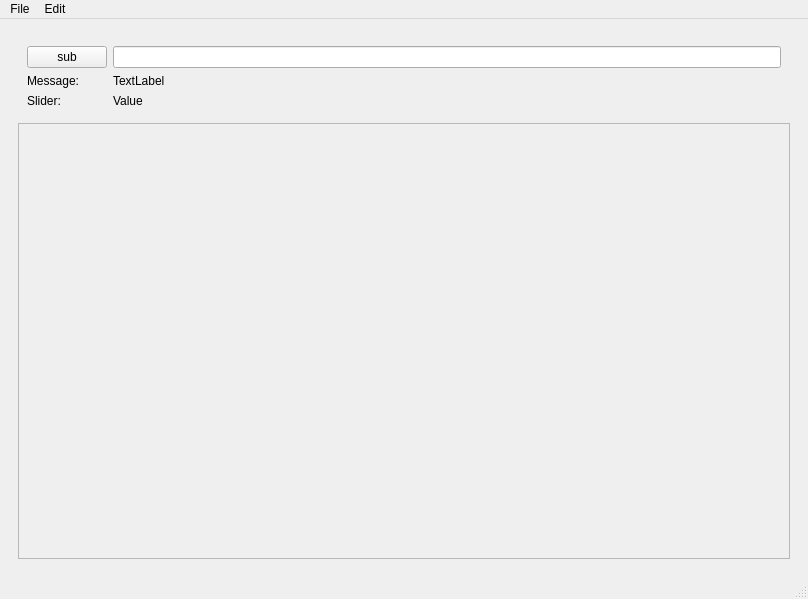
danylo-nevidomiy/MqttClient, file mqtt_sub/mainwindow.ui: the form before one commit.
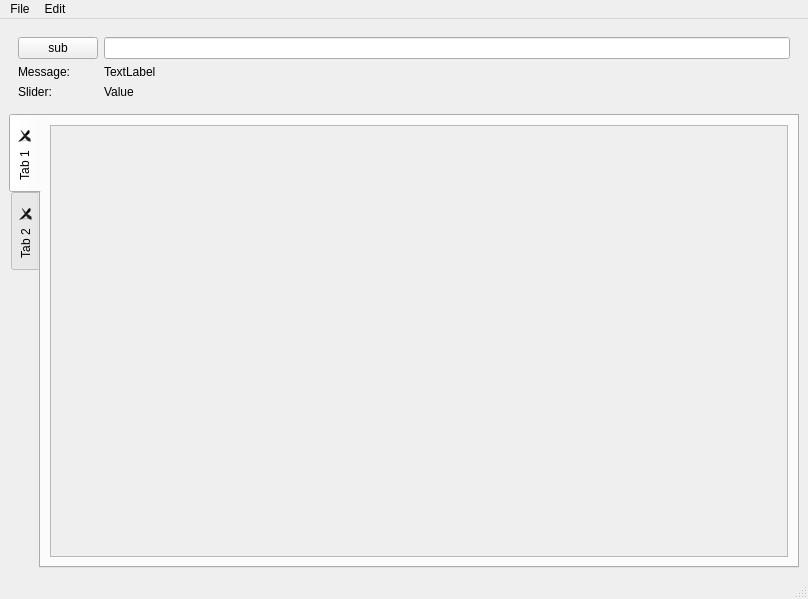
The form after the commit.

The edit to the form file:
```diff
--- a/mqtt_sub/mainwindow.ui
+++ b/mqtt_sub/mainwindow.ui
@@ -14,10 +14,7 @@
    <string>MainWindow</string>
   </property>
   <widget class="QWidget" name="centralwidget">
-   <layout class="QHBoxLayout" name="horizontalLayout">
-    <item>
-     <widget class="QWidget" name="widget" native="true">
-      <layout class="QVBoxLayout" name="verticalLayout">
+   <layout class="QVBoxLayout" name="verticalLayout_2">
        <item>
         <widget class="QWidget" name="toolsWidget" native="true">
          <property name="sizePolicy">
@@ -75,6 +72,25 @@
         </widget>
        </item>
        <item>
+     <widget class="QTabWidget" name="tabWidget">
+      <property name="tabPosition">
+       <enum>QTabWidget::West</enum>
+      </property>
+      <property name="currentIndex">
+       <number>0</number>
+      </property>
+      <property name="tabsClosable">
+       <bool>true</bool>
+      </property>
+      <property name="movable">
+       <bool>true</bool>
+      </property>
+      <widget class="QWidget" name="tab_1">
+       <attribute name="title">
+        <string>Tab 1</string>
+       </attribute>
+       <layout class="QVBoxLayout" name="verticalLayout">
+        <item>
         <widget class="QScrollArea" name="scrollArea">
          <property name="sizePolicy">
           <sizepolicy hsizetype="MinimumExpanding" vsizetype="MinimumExpanding">
@@ -90,8 +106,8 @@
            <rect>
             <x>0</x>
             <y>0</y>
-            <width>770</width>
-            <height>417</height>
+             <width>736</width>
+             <height>413</height>
            </rect>
           </property>
           <property name="sizePolicy">
@@ -128,6 +144,12 @@
         </widget>
        </item>
       </layout>
+      </widget>
+      <widget class="QWidget" name="tab_plus">
+       <attribute name="title">
+        <string>Tab 2</string>
+       </attribute>
+      </widget>
      </widget>
     </item>
    </layout>
```
Left out of the diff: 2 changed lines with no effect on the pictures. Lines whose indentation alone changed are shown as unchanged.
